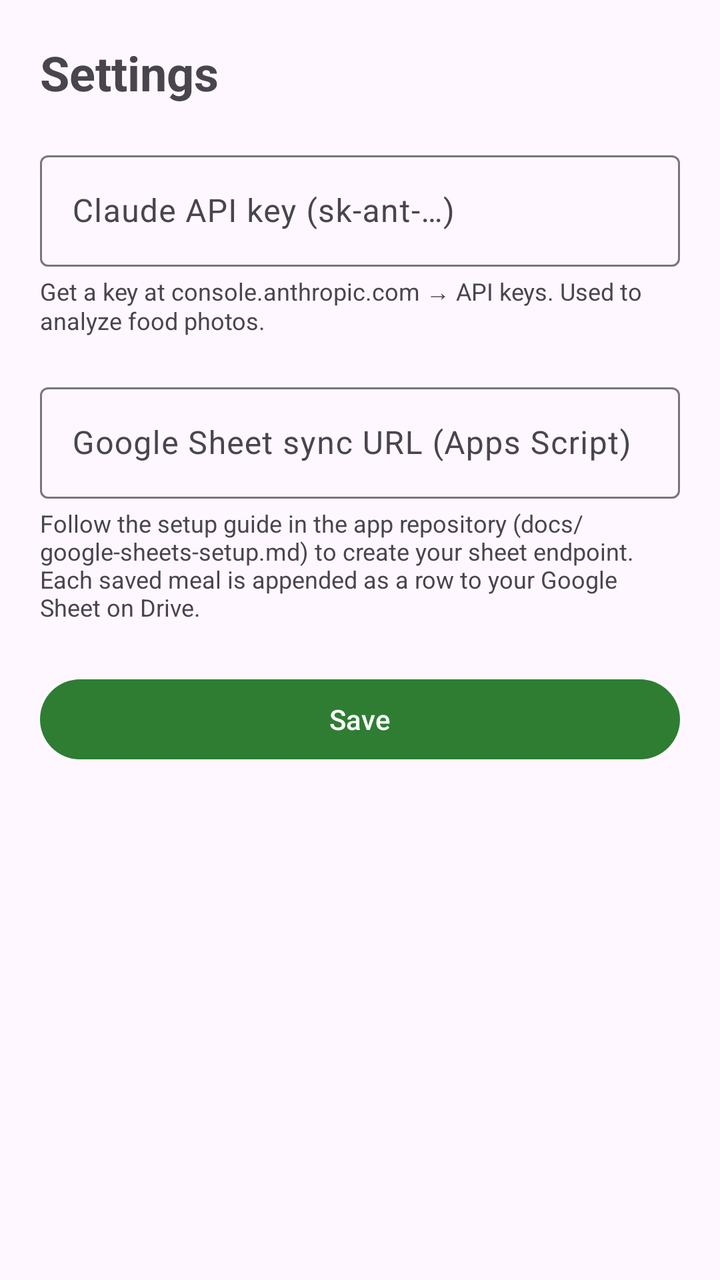
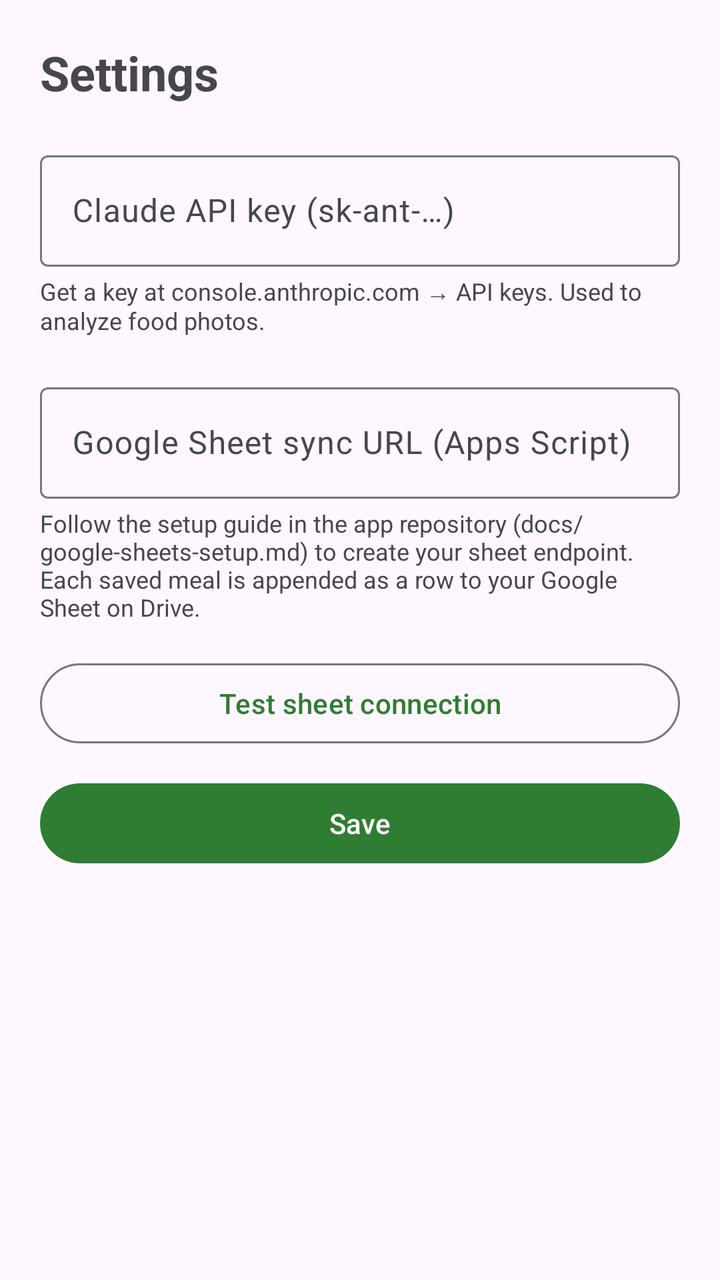

Compare the two renders of this Android layout. The source of the first and the diff that turns it into the second are given below.
<!-- AndroidManifest.xml: application theme Theme.CalorieCam -->
<!-- res/layout/activity_settings.xml -->
<?xml version="1.0" encoding="utf-8"?>
<ScrollView xmlns:android="http://schemas.android.com/apk/res/android"
    android:layout_width="match_parent"
    android:layout_height="match_parent">

    <LinearLayout
        android:layout_width="match_parent"
        android:layout_height="wrap_content"
        android:orientation="vertical"
        android:padding="20dp">

        <TextView
            android:layout_width="wrap_content"
            android:layout_height="wrap_content"
            android:text="Settings"
            android:textSize="24sp"
            android:textStyle="bold" />

        <com.google.android.material.textfield.TextInputLayout
            android:layout_width="match_parent"
            android:layout_height="wrap_content"
            android:layout_marginTop="20dp"
            android:hint="Claude API key (sk-ant-…)">

            <com.google.android.material.textfield.TextInputEditText
                android:id="@+id/inputApiKey"
                android:layout_width="match_parent"
                android:layout_height="wrap_content"
                android:inputType="textPassword" />
        </com.google.android.material.textfield.TextInputLayout>

        <TextView
            android:layout_width="wrap_content"
            android:layout_height="wrap_content"
            android:layout_marginTop="4dp"
            android:textSize="12sp"
            android:text="Get a key at console.anthropic.com → API keys. Used to analyze food photos." />

        <com.google.android.material.textfield.TextInputLayout
            android:layout_width="match_parent"
            android:layout_height="wrap_content"
            android:layout_marginTop="20dp"
            android:hint="Google Sheet sync URL (Apps Script)">

            <com.google.android.material.textfield.TextInputEditText
                android:id="@+id/inputSheetUrl"
                android:layout_width="match_parent"
                android:layout_height="wrap_content"
                android:inputType="textUri" />
        </com.google.android.material.textfield.TextInputLayout>

        <TextView
            android:layout_width="wrap_content"
            android:layout_height="wrap_content"
            android:layout_marginTop="4dp"
            android:textSize="12sp"
            android:text="Follow the setup guide in the app repository (docs/google-sheets-setup.md) to create your sheet endpoint. Each saved meal is appended as a row to your Google Sheet on Drive." />

        <com.google.android.material.button.MaterialButton
            android:id="@+id/buttonSave"
            android:layout_width="match_parent"
            android:layout_height="wrap_content"
            android:layout_marginTop="24dp"
            android:text="@string/save" />
    </LinearLayout>
</ScrollView>
<!-- resources referenced by this layout -->
<resources>
  <string name="save">Save</string>
  <style name="Theme.CalorieCam" parent="Theme.Material3.DayNight.NoActionBar">
          <item name="colorPrimary">#2E7D32</item>
          <item name="colorSecondary">#66BB6A</item>
          <item name="android:statusBarColor">#1B5E20</item>
      </style>
</resources>

<!-- the commit's change to res/layout/activity_settings.xml (unified diff, before → after) -->
@@ -57,10 +57,18 @@
             android:text="Follow the setup guide in the app repository (docs/google-sheets-setup.md) to create your sheet endpoint. Each saved meal is appended as a row to your Google Sheet on Drive." />
 
         <com.google.android.material.button.MaterialButton
+            android:id="@+id/buttonTestSheet"
+            style="@style/Widget.Material3.Button.OutlinedButton"
+            android:layout_width="match_parent"
+            android:layout_height="wrap_content"
+            android:layout_marginTop="16dp"
+            android:text="Test sheet connection" />
+
+        <com.google.android.material.button.MaterialButton
             android:id="@+id/buttonSave"
             android:layout_width="match_parent"
             android:layout_height="wrap_content"
-            android:layout_marginTop="24dp"
+            android:layout_marginTop="12dp"
             android:text="@string/save" />
     </LinearLayout>
 </ScrollView>
